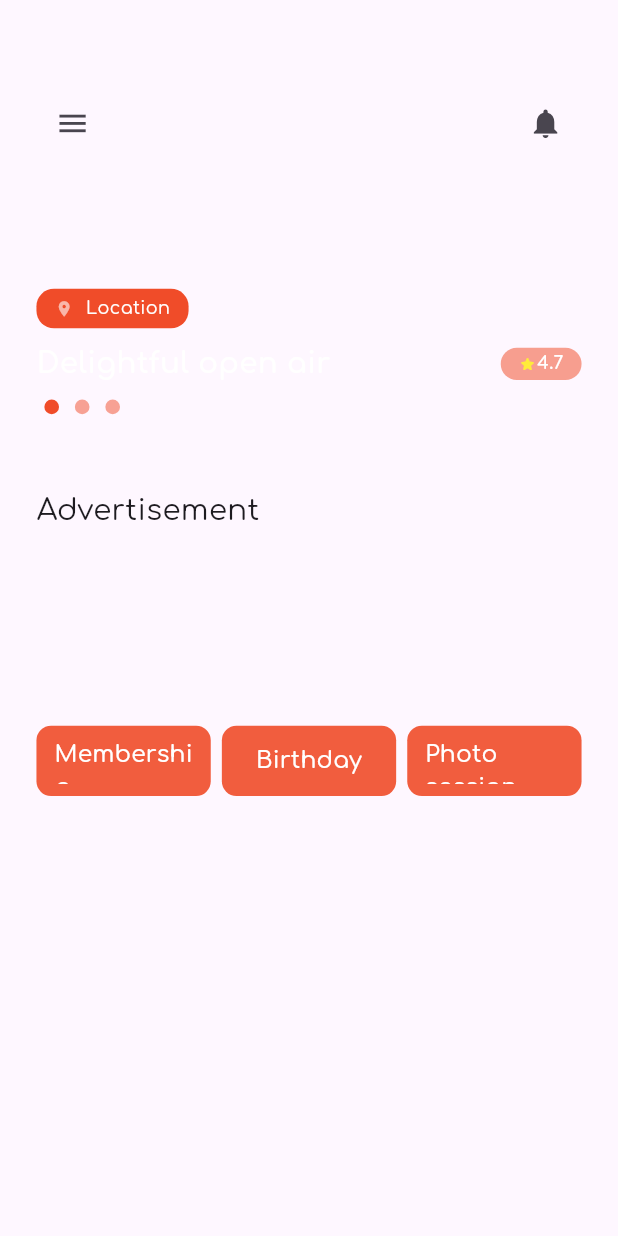
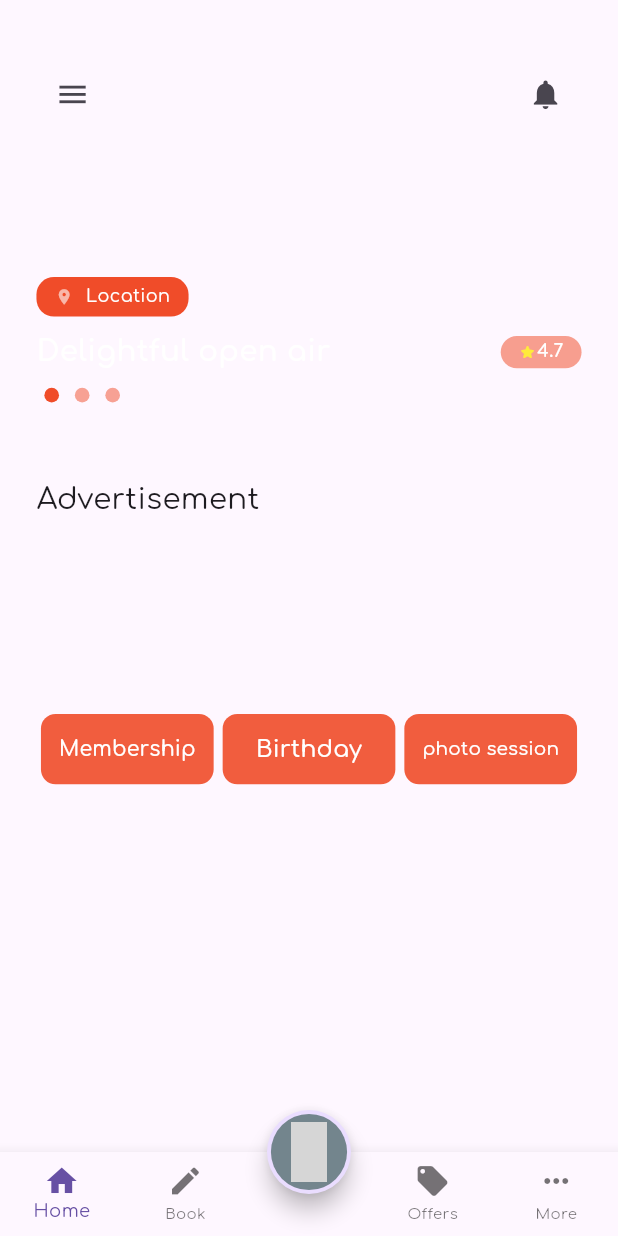
Before and after one commit to AhmedYasserww/shaghaf_app, a Flutter app: the HomeView screen opened by its route, on a phone screen of 412 x 824 dp. Run offline on Flutter 3.47's test engine with Material 3 defaults, Android fonts, the light colour scheme and no system bars; drawn by our look-alikes of carousel_slider; our stand-ins replace flutter_otp_text_field, flutter_screenutil, flutter_svg, go_router, google_fonts; grey boxes are pictures that could not be loaded.

Commit message:
add custom_bottom_navigation_bar and some changing in homeView buttons

```diff
--- a/lib/core/widgets/custom_button.dart
+++ b/lib/core/widgets/custom_button.dart
@@ -31,10 +31,13 @@ class CustomButton extends StatelessWidget {
           ),
         ),
         child: Center(
-          child: Text(
-            text,
-            style: textStyle ?? Styles.textStyle12.copyWith(
-              color: Colors.white,
+          child: FittedBox(
+            fit: BoxFit.scaleDown,
+            child: Text(
+              text,
+              style: textStyle ?? Styles.textStyle12.copyWith(
+                color: Colors.white,
+              ),
             ),
           ),
         ),
--- a/lib/features/home/presentation/views/home_view.dart
+++ b/lib/features/home/presentation/views/home_view.dart
@@ -1,12 +1,18 @@
 import 'package:flutter/material.dart';
+import 'package:shagaf/features/home/presentation/views/widgets/custom_bottom_navigation_bar.dart';
+import 'package:shagaf/features/home/presentation/views/widgets/custom_floating_action_button.dart';
 import 'package:shagaf/features/home/presentation/views/widgets/home_view_body.dart';
+
 class HomeView extends StatelessWidget {
-  const HomeView({Key? key}) : super(key: key);
+  const HomeView({super.key});
 
   @override
   Widget build(BuildContext context) {
     return const Scaffold(
-      body: HomeViewBody()
+        bottomNavigationBar: CustomBottomNavigationBar(),
+        floatingActionButtonLocation: FloatingActionButtonLocation.centerDocked,
+        floatingActionButton: CustomFloatingActionButton(),
+        body: HomeViewBody(),
     );
   }
 }
--- /dev/null
+++ b/lib/features/home/presentation/views/widgets/custom_bottom_navigation_bar.dart
@@ -0,0 +1,37 @@
+import 'package:flutter/material.dart';
+class CustomBottomNavigationBar extends StatelessWidget {
+  const CustomBottomNavigationBar({
+    super.key,
+  });
+
+  @override
+  Widget build(BuildContext context) {
+    return BottomNavigationBar(
+      type: BottomNavigationBarType.fixed,
+      selectedFontSize: 12.0,
+      unselectedFontSize: 10.0,
+      items:  const [
+        BottomNavigationBarItem(
+          icon: Icon(Icons.home),
+          label: 'Home',
+        ),
+        BottomNavigationBarItem(
+          icon: Icon(Icons.edit),
+          label: 'Book',
+        ),
+        BottomNavigationBarItem(
+          icon: SizedBox.shrink(),
+          label: '',
+        ),
+        BottomNavigationBarItem(
+          icon: Icon(Icons.local_offer),
+          label: 'Offers',
+        ),
+        BottomNavigationBarItem(
+          icon: Icon(Icons.more_horiz),
+          label: 'More',
+        ),
+      ],
+    );
+  }
+}
--- /dev/null
+++ b/lib/features/home/presentation/views/widgets/custom_floating_action_button.dart
@@ -0,0 +1,34 @@
+import 'package:flutter/material.dart';
+import 'package:flutter_screenutil/flutter_screenutil.dart';
+
+import '../../../../../core/utils/assets.dart';
+
+class CustomFloatingActionButton extends StatelessWidget {
+  const CustomFloatingActionButton({
+    super.key,
+  });
+
+  @override
+  Widget build(BuildContext context) {
+    return FloatingActionButton(
+      onPressed: () {},
+      shape: const CircleBorder(),
+      child: Container(
+        width: 52.r,
+        height: 52.r,
+        alignment: Alignment.center,
+        decoration: BoxDecoration(
+          color: const Color(0xff20473E).withOpacity(.59),
+          shape: BoxShape.circle,
+        ),
+        child: const SizedBox(
+          height: 40,
+          width: 24,
+          child: Image(
+            image: AssetImage(AssetsData.logo),
+          ),
+        ),
+      ),
+    );
+  }
+}
--- a/lib/features/home/presentation/views/widgets/home_view_app_bar.dart
+++ b/lib/features/home/presentation/views/widgets/home_view_app_bar.dart
@@ -6,7 +6,7 @@ class HomeViewAppBar extends StatelessWidget {
   @override
   Widget build(BuildContext context) {
     return Padding(
-      padding:  EdgeInsets.only(top: 60.h),
+      padding:  EdgeInsets.only(top: 40.h),
       child: Row(
         mainAxisAlignment: MainAxisAlignment.start,
         crossAxisAlignment: CrossAxisAlignment.start,
--- a/lib/features/home/presentation/views/widgets/home_view_carousel.dart
+++ b/lib/features/home/presentation/views/widgets/home_view_carousel.dart
@@ -14,6 +14,7 @@ class HomeViewCarousel extends StatefulWidget {
 class _HomeViewCarouselState extends State<HomeViewCarousel> {
   @override
   Widget build(BuildContext context) {
+
     return CarouselSlider(
       items: images.map((imagePath) {
         return CustomImage(
--- /dev/null
+++ b/lib/features/home/presentation/views/widgets/home_view_custom_bottom.dart
@@ -0,0 +1,25 @@
+import 'package:flutter/material.dart';
+
+import '../../../../../core/utils/styles.dart';
+import '../../../../../core/widgets/custom_button.dart';
+class HomeViewCustomButton extends StatelessWidget {
+  const HomeViewCustomButton({super.key, required this.text, this.onPressed});
+  final String text;
+  final  Function()? onPressed;
+  @override
+  Widget build(BuildContext context) {
+    return Expanded(
+      child: Padding(
+        padding: const EdgeInsets.symmetric(horizontal: 3),
+        child: CustomButton(
+          onPressed:onPressed ,
+          height: 48,
+          text: text,
+          color: const Color(0xffF04C29).withOpacity(.9),
+          textStyle: Styles.textStyle16
+              .copyWith(fontWeight: FontWeight.w500, color: Colors.white),
+        ),
+      ),
+    );
+  }
+}
--- a/lib/features/home/presentation/views/widgets/home_view_details.dart
+++ b/lib/features/home/presentation/views/widgets/home_view_details.dart
@@ -27,9 +27,9 @@ class HomeViewDetails extends StatelessWidget {
         children: [
           HomeViewAppBar(),
           SizedBox(
-            height: 88.h,
+            height: 100.h,
           ), // Adjust the height here
-          HomeViewLocationAndName(),
+          const HomeViewLocationAndName(),
           SizedBox(height: 10.h),
           Align(
             alignment: Alignment.bottomLeft,
@@ -42,20 +42,18 @@ class HomeViewDetails extends StatelessWidget {
             ),
           ),
           SizedBox(
-            height: 40.h,
+            height: 52.h,
           ),
-          SizedBox(
-            height: 12.h,
-          ),
+
           Text(
             "Advertisement",
             style: Styles.textStyle20.copyWith(fontWeight: FontWeight.w400),
           ),
-          HomeViewList(),
+          const HomeViewList(),
           SizedBox(
             height: 24.h,
           ),
-          HomeViewRowButtons(),
+          const HomeViewRowButtons(),
 
         ],
       ),
--- a/lib/features/home/presentation/views/widgets/home_view_row_buttons.dart
+++ b/lib/features/home/presentation/views/widgets/home_view_row_buttons.dart
@@ -1,7 +1,5 @@
 import 'package:flutter/material.dart';
-import 'package:flutter_screenutil/flutter_screenutil.dart';
-import 'package:shagaf/core/utils/styles.dart';
-import 'package:shagaf/core/widgets/custom_button.dart';
+import 'home_view_custom_bottom.dart';
 
 class HomeViewRowButtons extends StatelessWidget {
   const HomeViewRowButtons({Key? key}) : super(key: key);
@@ -11,34 +9,16 @@ class HomeViewRowButtons extends StatelessWidget {
     return Row(
       mainAxisAlignment: MainAxisAlignment.spaceBetween,
       children: [
-        SizedBox(
-            width: 110.w,
-            child: CustomButton(
-              height: 48,
-              text: "Membership",
-              color: Color(0xffF04C29).withOpacity(.9),
-              textStyle: Styles.textStyle16
-                  .copyWith(fontWeight: FontWeight.w500, color: Colors.white),
-            )),
-        SizedBox(
-            width: 110.w,
-            child: CustomButton(
-              height: 48,
-              text: "Birthday",
-              color: Color(0xffF04C29).withOpacity(.9),
-              textStyle: Styles.textStyle16
-                  .copyWith(fontWeight: FontWeight.w500, color: Colors.white),
-            )),
-        SizedBox(
-            width: 110.w,
-            child: CustomButton(
-              height: 48,
-              text: "Photo session",
-              color: Color(0xffF04C29).withOpacity(.9),
-              textStyle: Styles.textStyle16
-                  .copyWith(fontWeight: FontWeight.w500, color: Colors.white),
-            )),
+     HomeViewCustomButton(
+       onPressed: (){},
+       text: "Membership",),
+         HomeViewCustomButton(onPressed:(){},text: "Birthday",),
+         HomeViewCustomButton(
+          onPressed:(){},
+          text: "photo session",),
+
       ],
     );
+
   }
 }
```
Also changed, not shown: pubspec.lock.
